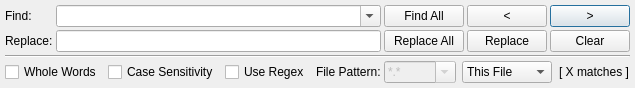
Before: the Qt Designer form src/search/searchdialog.ui in GAMS-dev/studio, drawn with Qt 5.
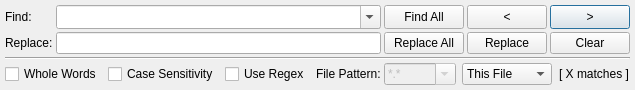
After: the same form once the commit is applied.

Commit message: improved replace, fixed search dialog bug when large text sections where selected on first opening

The edit to the form file:
```diff
--- a/src/search/searchdialog.ui
+++ b/src/search/searchdialog.ui
@@ -49,6 +49,9 @@
      <property name="insertPolicy">
       <enum>QComboBox::InsertAtTop</enum>
      </property>
+     <property name="sizeAdjustPolicy">
+      <enum>QComboBox::AdjustToMinimumContentsLengthWithIcon</enum>
+     </property>
     </widget>
    </item>
    <item row="0" column="0">
```
The commit also changes 1 other file.
